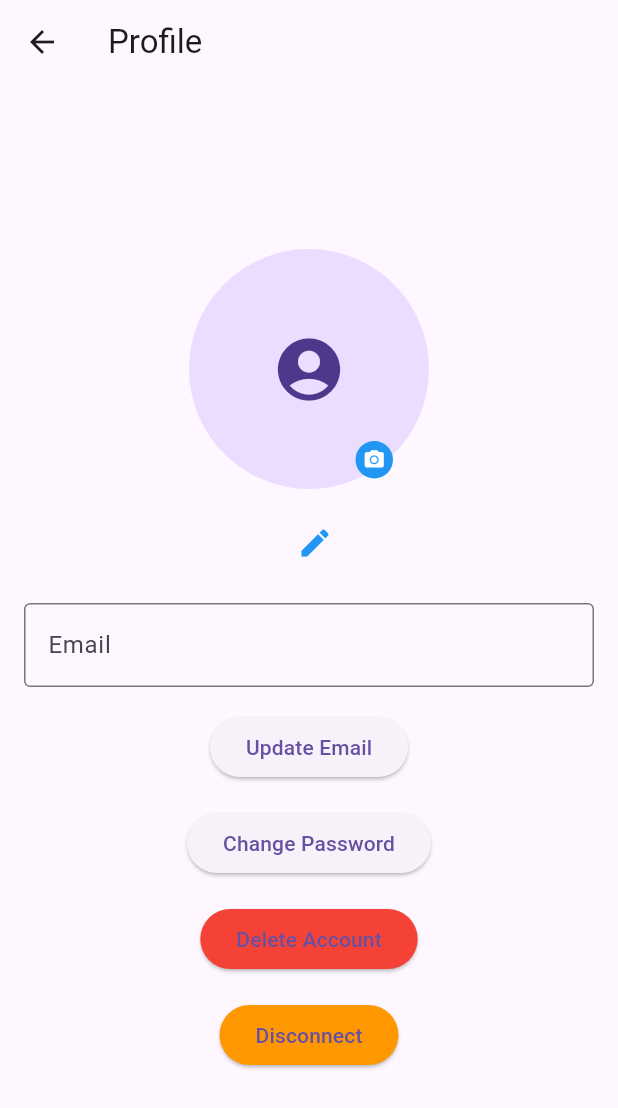
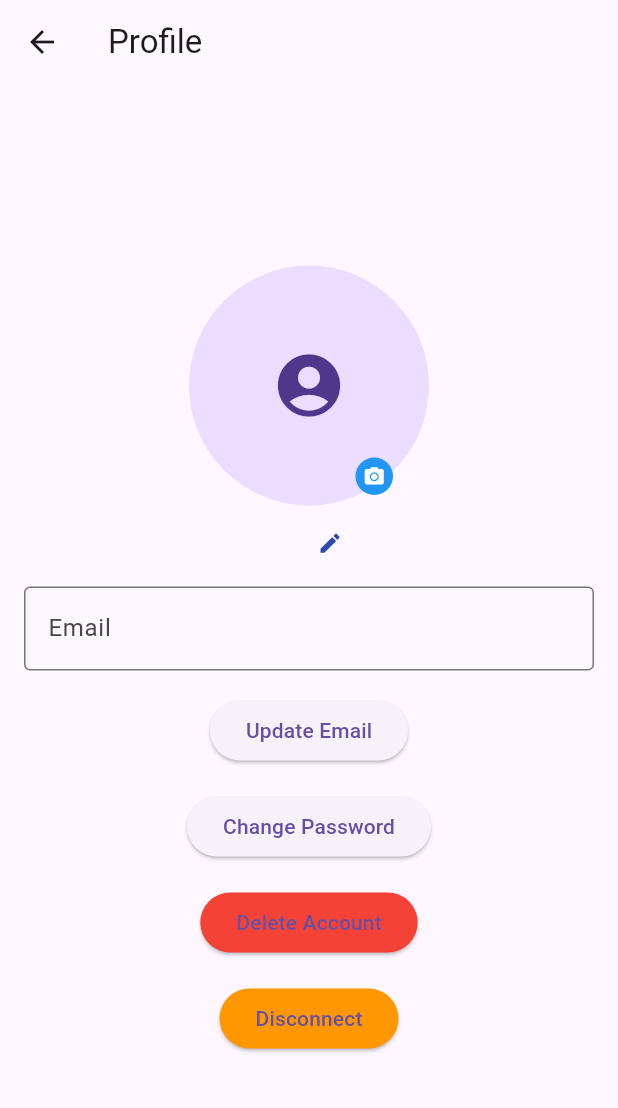
Before and after one commit to Chrislou23/flutter-group7, a Flutter app: the ProfilePage screen opened directly with empty values, on a phone screen of 412 x 824 dp. Shown: the top 1108 px of the screen. Run offline on Flutter 3.47's test engine with Material 3 defaults, Android fonts, the phone set to English and light mode, and no system bars; our stand-ins replace cloud_firestore, firebase_auth, firebase_core, firebase_storage, image_picker, shared_preferences; accounts and stored records are empty.

Commit message:
Finished fetching the username on profile page

```diff
--- a/lib/pages/account_page/profile_page.dart
+++ b/lib/pages/account_page/profile_page.dart
@@ -232,11 +232,15 @@ class _ProfilePageState extends State<ProfilePage> {
         child: Column(
           mainAxisAlignment: MainAxisAlignment.center,
           children: [
+            Center(
+              child: Column(
+                children: [
                   Stack(
                     children: [
                       CircleAvatar(
                         radius: 80,
-                  backgroundImage: _photoURL != null && _photoURL!.isNotEmpty
+                        backgroundImage:
+                            _photoURL != null && _photoURL!.isNotEmpty
                                 ? NetworkImage(_photoURL!)
                                 : null,
                         child: _photoURL == null || _photoURL!.isEmpty
@@ -267,8 +271,10 @@ class _ProfilePageState extends State<ProfilePage> {
                   ),
                   const SizedBox(height: 12.0),
                   Row(
-              mainAxisAlignment: MainAxisAlignment.center,
+                    mainAxisSize:
+                        MainAxisSize.min, // Center the Row within its parent
                     children: [
+                      const SizedBox(width: 20.0),
                       Text(
                         _username,
                         style: const TextStyle(
@@ -276,17 +282,23 @@ class _ProfilePageState extends State<ProfilePage> {
                           fontWeight: FontWeight.bold,
                         ),
                       ),
-                const SizedBox(width: 8.0),
-                IconButton(
-                  icon: const Icon(
-                    Icons.edit,
-                    color: Colors.blue,
-                  ),
-                  onPressed: () {
+                      const SizedBox(
+                          width:
+                              8.0), // Space between the username and the icon
+                      GestureDetector(
+                        onTap: () {
                           // Implement username edit functionality here
                         },
+                        child: const Icon(
+                          Icons.edit,
+                          color: Color.fromARGB(255, 44, 75, 170),
+                          size: 17,
+                        ),
                       ),
                     ],
+                  ),
+                ],
+              ),
             ),
             const SizedBox(height: 16.0),
             TextField(
```
Also changed, not shown: lib/pages/account_page/register_page.dart (+10 -0 lines). Lines whose indentation alone changed are shown as unchanged.
